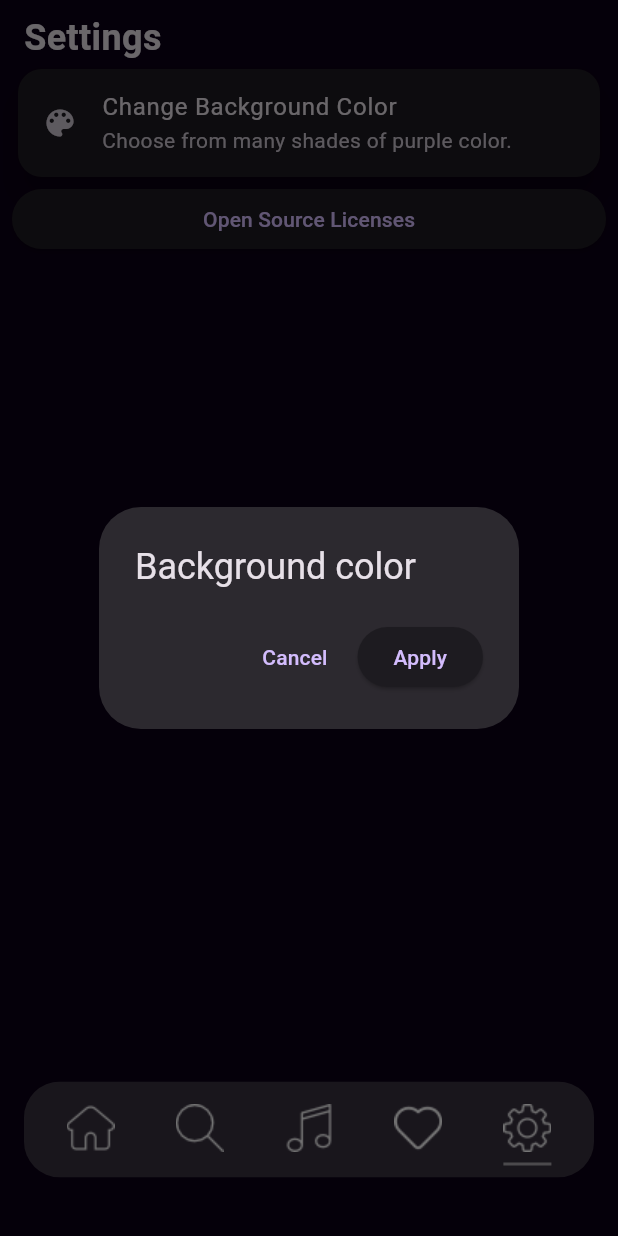
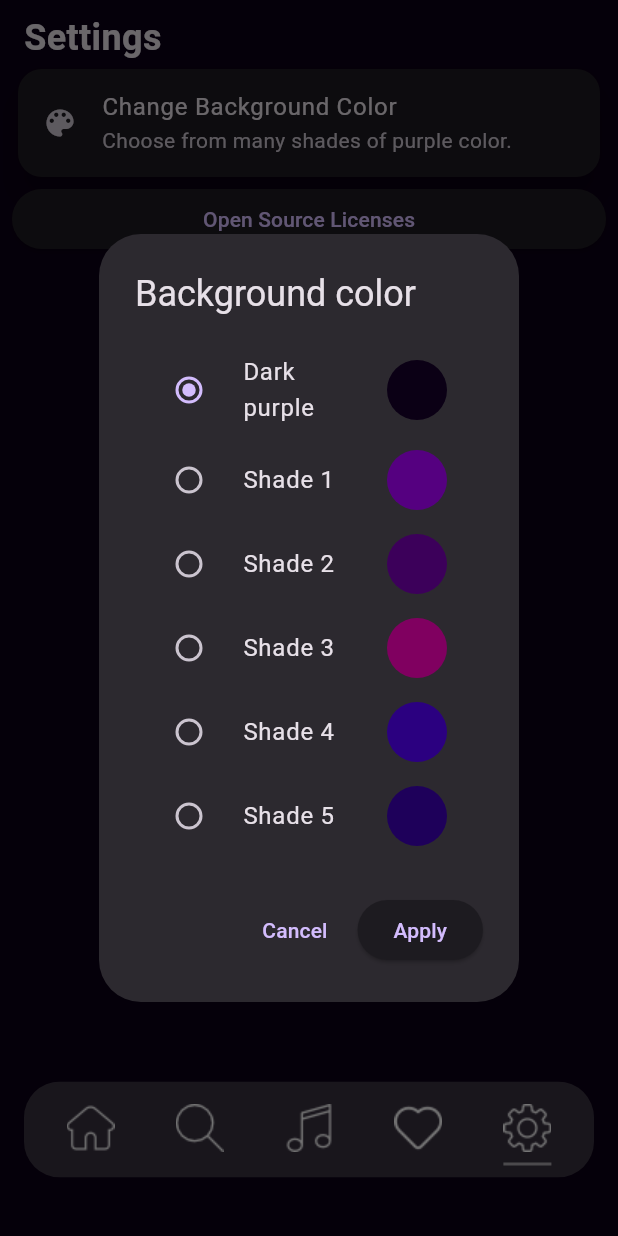
Before and after one commit to DurgaPrasadAG/modern_music_player, a Flutter app: the screen it shows after launch, item 5 of the bottom bar chosen, after a tap on "Change Background Color", on a phone screen of 412 x 824 dp. Run offline on Flutter 3.47's test engine with Material 2 defaults, Android fonts, the phone set to English and light mode, and no system bars; our stand-ins replace assets_audio_player.

Commit message:
Used provider for changing the theme.

```diff
--- a/lib/main.dart
+++ b/lib/main.dart
@@ -1,10 +1,13 @@
 import 'package:flutter/material.dart';
+import 'package:modern_music_player/provider/change_theme_provider.dart';
 import 'package:modern_music_player/screens/favourites_page.dart';
 import 'package:modern_music_player/screens/home_page.dart';
 import 'package:modern_music_player/screens/navigator_tab.dart';
 import 'package:modern_music_player/screens/search_page.dart';
 import 'package:modern_music_player/screens/settings_page.dart';
+import 'package:modern_music_player/theme/background_colors.dart';
 import 'package:modern_music_player/theme/theming.dart';
+import 'package:provider/provider.dart';
 
 void main() {
   runApp(const ModernMusicPlayer());
@@ -15,10 +18,15 @@ class ModernMusicPlayer extends StatelessWidget {
 
   @override
   Widget build(BuildContext context) {
+    return ChangeNotifierProvider(
+      create: (_) => ChangeThemeProvider(),
+      child: Consumer<ChangeThemeProvider>(
+        builder: (context, value, child) {
           return MaterialApp(
             title: 'Flutter Demo',
             debugShowCheckedModeBanner: false,
-      theme: ModernMusicPlayerTheme().darkTheme(),
+            theme: ModernMusicPlayerTheme().darkTheme(color: BackgroundColorsData
+                .colors[StaticTheme.themeSelectedIndex].color),
             home: const NavigatorPage(),
             routes: {
               NavigatorPage.id: (context) => const NavigatorPage(),
@@ -28,5 +36,8 @@ class ModernMusicPlayer extends StatelessWidget {
               SettingsPage.id: (context) => const SettingsPage()
             },
           );
+        },
+      ),
+    );
   }
 }
--- /dev/null
+++ b/lib/provider/change_theme_provider.dart
@@ -0,0 +1,7 @@
+import 'package:flutter/cupertino.dart';
+
+class ChangeThemeProvider extends ChangeNotifier {
+  changeTheme() {
+    notifyListeners();
+  }
+}
--- a/lib/screens/settings_page.dart
+++ b/lib/screens/settings_page.dart
@@ -1,5 +1,8 @@
 import 'package:flutter/material.dart';
 import 'package:modern_music_player/components/heading.dart';
+import 'package:modern_music_player/provider/change_theme_provider.dart';
+import 'package:modern_music_player/theme/background_colors.dart';
+import 'package:provider/provider.dart';
 
 class SettingsPage extends StatefulWidget {
   const SettingsPage({super.key});
@@ -11,8 +14,21 @@ class SettingsPage extends StatefulWidget {
 }
 
 class _SettingsPageState extends State<SettingsPage> {
+  int themeSelectedIndex = 0;
+  ChangeThemeProvider? changeThemeProvider;
+
+  @override
+  void initState() {
+    super.initState();
+    themeSelectedIndex = StaticTheme.themeSelectedIndex;
+  }
+
   @override
   Widget build(BuildContext context) {
+    return Consumer<ChangeThemeProvider>(
+      builder: (context, ChangeThemeProvider value, child) {
+        changeThemeProvider = value;
+
         return Scaffold(
           body: SafeArea(
             child: Padding(
@@ -31,43 +47,91 @@ class _SettingsPageState extends State<SettingsPage> {
                       },
                       leading: const Icon(Icons.color_lens_rounded),
                       title: const Text('Change Background Color'),
-                  subtitle:
-                      const Text('Choose from many shades of purple color.'),
+                      subtitle: const Text(
+                          'Choose from many shades of purple color.'),
                     ),
                   ),
-              ElevatedButton(onPressed: (){
-                showLicensePage(context: context, applicationName: 'Modern Music Player',applicationVersion: 'v1.0.0');
-              }, child: const Text('Open Source Licenses'))
+                  ElevatedButton(
+                      onPressed: () {
+                        showLicensePage(
+                            context: context,
+                            applicationName: 'Modern Music Player',
+                            applicationVersion: 'v1.0.0');
+                      },
+                      child: const Text('Open Source Licenses'))
                 ],
               ),
             ),
           ),
         );
+      },
+    );
   }
 
+  // Display dialog box for applying a theme
   void showDialogBox() {
     showDialog(
       barrierDismissible: true,
       context: context,
       builder: (context) {
+        return StatefulBuilder(
+          builder: (BuildContext context, Function setState) {
             return AlertDialog(
+              scrollable: true,
               title: const Text('Background color'),
-          actions: [
+              content: Column(
+                children: List.generate(
+                  BackgroundColorsData.colors.length,
+                  (index) {
+                    return RadioListTile(
+                      value: index,
+                      title: Text(BackgroundColorsData.colors[index].shade),
+                      secondary: CircleAvatar(
+                          backgroundColor:
+                              BackgroundColorsData.colors[index].color),
+                      groupValue: themeSelectedIndex,
+                      onChanged: (value) {
+                        setState(() {
+                          themeSelectedIndex = value!;
+                        });
+                      },
+                    );
+                  },
+                ),
+              ),
+              actions: dialogBoxActions(),
+            );
+          },
+        );
+      },
+    );
+  }
+
+  // Apply Theme or cancel dismiss.
+  List<Widget> dialogBoxActions() {
+    return [
       TextButton(
         onPressed: () {
+          themeSelectedIndex = StaticTheme.themeSelectedIndex;
           Navigator.of(context).pop();
         },
         child: const Text('Cancel'),
       ),
       ElevatedButton(
         onPressed: () {
-                Navigator.of(context).pop();
+          applyBackgroundTheme();
         },
         child: const Text('Apply'),
       ),
-          ],
-        );
-      },
-    );
+    ];
+  }
+
+  // Apply theme color and notify to provider
+  void applyBackgroundTheme() {
+    setState(() {
+      StaticTheme.themeSelectedIndex = themeSelectedIndex;
+      changeThemeProvider!.changeTheme();
+    });
+    Navigator.of(context).pop();
   }
 }
--- /dev/null
+++ b/lib/theme/background_colors.dart
@@ -0,0 +1,24 @@
+import 'package:flutter/material.dart';
+
+class BackgroundColorsModel {
+  late final Color color;
+  late final String shade;
+
+  BackgroundColorsModel({required this.color, required this.shade});
+}
+
+class StaticTheme {
+  static int themeSelectedIndex = 0;
+}
+
+class BackgroundColorsData {
+
+  static List<BackgroundColorsModel> colors = [
+    BackgroundColorsModel(color: const Color(0xff0b0015), shade: 'Dark purple'),
+    BackgroundColorsModel(color: const Color(0xff550080), shade: 'Shade 1'),
+    BackgroundColorsModel(color: const Color(0xff3c005a), shade: 'Shade 2'),
+    BackgroundColorsModel(color: const Color(0xff800060), shade: 'Shade 3'),
+    BackgroundColorsModel(color: const Color(0xff2b0080), shade: 'Shade 4'),
+    BackgroundColorsModel(color: const Color(0xff1e005a), shade: 'Shade 5'),
+  ];
+}
--- a/lib/theme/theming.dart
+++ b/lib/theme/theming.dart
@@ -2,7 +2,7 @@ import 'package:flutter/material.dart';
 
 class ModernMusicPlayerTheme {
 
-  ThemeData darkTheme() {
+  ThemeData darkTheme({Color? color}) {
     return ThemeData(
       colorScheme: ColorScheme.fromSeed(
         seedColor: Colors.deepPurple,
@@ -13,7 +13,7 @@ class ModernMusicPlayerTheme {
         elevation: 8,
         selectedColor: ColorScheme.fromSeed(seedColor: Colors.deepPurple).primary,
       ),
-      scaffoldBackgroundColor: const Color(0xff0b0015),
+      scaffoldBackgroundColor: color ?? const Color(0xff0b0015),
       useMaterial3: true,
     );
   }
```
Lines whose indentation alone changed are shown as unchanged.
